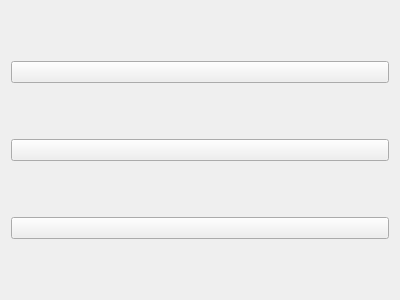
Old version of the form src/ui/player.ui in the repository Mohamed-Ibrahim-01/music-equalizer.
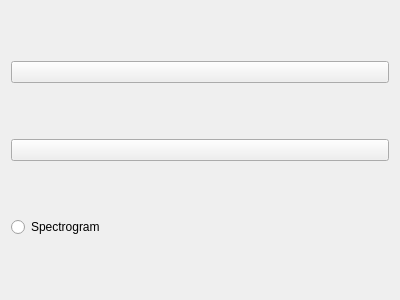
New version of the form.

Commit message: adding loging , fixing play and pause to start fresh and radio button for spectrogram toggle

Diff of the .ui file:
```diff
--- a/src/ui/player.ui
+++ b/src/ui/player.ui
@@ -22,18 +22,22 @@
     </widget>
    </item>
    <item>
-    <widget class="QPushButton" name="button_pause">
+    <widget class="QPushButton" name="button_stop">
      <property name="text">
       <string/>
      </property>
     </widget>
    </item>
    <item>
-    <widget class="QPushButton" name="button_stop">
-     <property name="text">
-      <string/>
-     </property>
-    </widget>
+    <layout class="QHBoxLayout" name="horizontalLayout">
+     <item>
+      <widget class="QRadioButton" name="radioButton">
+       <property name="text">
+        <string>Spectrogram</string>
+       </property>
+      </widget>
+     </item>
+    </layout>
    </item>
   </layout>
  </widget>
```
The commit also changes 67 other files.
